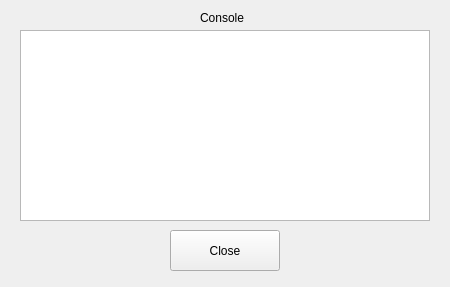
Before: the Qt Designer form gui/console.ui in cornedev/mcapi, drawn with Qt 5.
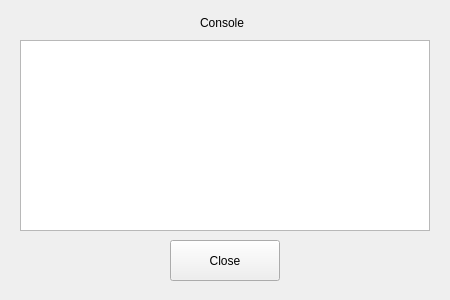
After: the same form once the commit is applied.

Patch:
```diff
--- a/gui/console.ui
+++ b/gui/console.ui
@@ -7,19 +7,19 @@
     <x>0</x>
     <y>0</y>
     <width>450</width>
-    <height>287</height>
+    <height>300</height>
    </rect>
   </property>
   <property name="minimumSize">
    <size>
     <width>450</width>
-    <height>287</height>
+    <height>300</height>
    </size>
   </property>
   <property name="maximumSize">
    <size>
     <width>450</width>
-    <height>287</height>
+    <height>400</height>
    </size>
   </property>
   <property name="windowTitle">
@@ -29,7 +29,7 @@
    <property name="geometry">
     <rect>
      <x>20</x>
-     <y>30</y>
+     <y>40</y>
      <width>410</width>
      <height>191</height>
     </rect>
@@ -39,7 +39,7 @@
    <property name="geometry">
     <rect>
      <x>170</x>
-     <y>230</y>
+     <y>240</y>
      <width>110</width>
      <height>41</height>
     </rect>
@@ -52,7 +52,7 @@
    <property name="geometry">
     <rect>
      <x>200</x>
-     <y>10</y>
+     <y>15</y>
      <width>51</width>
      <height>16</height>
     </rect>
```
